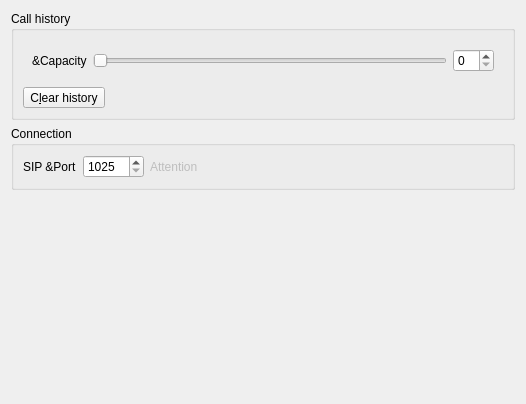
Before: the Qt Designer form src/conf/dlggeneralbase.ui in KDE/ring-kde, drawn with Qt 5.
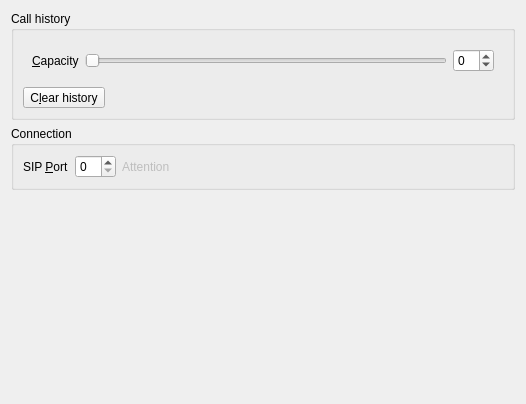
After: the same form once the commit is applied. Custom widgets are drawn as their Qt base class.

```diff
--- a/src/conf/dlggeneralbase.ui
+++ b/src/conf/dlggeneralbase.ui
@@ -35,7 +35,7 @@
             <string>&amp;Capacity</string>
            </property>
            <property name="buddy">
-            <cstring>horizontalSlider_historyCapacity</cstring>
+            <cstring>horizontalSlider_historyCapacity_2</cstring>
            </property>
           </widget>
          </item>
@@ -50,7 +50,11 @@
           </widget>
          </item>
          <item>
-          <widget class="QSpinBox" name="spinBox_historyCapacity_2"/>
+          <widget class="KIntSpinBox" name="kcfg_historyMax">
+           <property name="minimum">
+            <number>-8</number>
+           </property>
+          </widget>
          </item>
         </layout>
        </widget>
@@ -86,7 +90,7 @@
          <string>SIP &amp;Port</string>
         </property>
         <property name="buddy">
-         <cstring>spinBox_SIPPort</cstring>
+         <cstring>kcfg_SIPPort</cstring>
         </property>
        </widget>
       </item>
@@ -103,20 +107,7 @@
           <number>0</number>
          </property>
          <item>
-          <widget class="QSpinBox" name="spinBox_SIPPort_2">
-           <property name="sizePolicy">
-            <sizepolicy hsizetype="Preferred" vsizetype="Preferred">
-             <horstretch>0</horstretch>
-             <verstretch>0</verstretch>
-            </sizepolicy>
-           </property>
-           <property name="minimum">
-            <number>1025</number>
-           </property>
-           <property name="maximum">
-            <number>65536</number>
-           </property>
-          </widget>
+          <widget class="KIntSpinBox" name="kcfg_SIPPort"/>
          </item>
          <item>
           <widget class="QLabel" name="label_WarningSIP_2">
@@ -149,6 +140,13 @@
    </item>
   </layout>
  </widget>
+ <customwidgets>
+  <customwidget>
+   <class>KIntSpinBox</class>
+   <extends>QSpinBox</extends>
+   <header>knuminput.h</header>
+  </customwidget>
+ </customwidgets>
  <resources>
   <include location="../qrc/resources.qrc"/>
  </resources>
```
Left out of the diff: 35 changed lines with no effect on the pictures.
